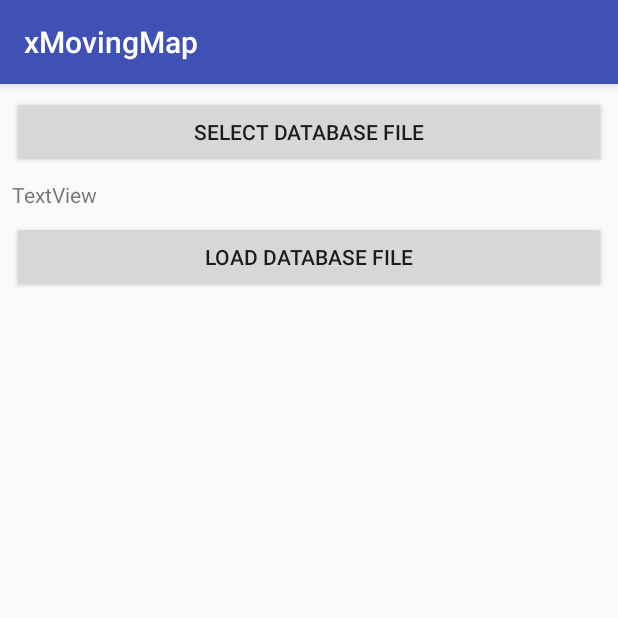
After one commit to chateau86/xMovingMap, an Android app: the LoadDatabaseActivity screen opened directly, with no data from a screen before it, on a phone screen of 412 x 824 dp, the top half of it. The commit adds this screen. Run offline under Robolectric (Android 15) with nearby library versions, the phone set to English and light mode, and no system bars.

Commit message:
Storage Access Framework support implemented.
Signed-off-by: Woradorn K <chateau86@gmail.com>

```diff
--- a/Android-client/xMovingMap/app/src/main/AndroidManifest.xml
+++ b/Android-client/xMovingMap/app/src/main/AndroidManifest.xml
@@ -16,7 +16,8 @@
                 <category android:name="android.intent.category.LAUNCHER" />
             </intent-filter>
         </activity>
-        <activity android:name=".Activities.search.SearchActivity"></activity>
+        <activity android:name=".Activities.search.SearchActivity" />
+        <activity android:name=".Activities.LoadDatabaseActivity"></activity>
     </application>
 
 </manifest>
--- /dev/null
+++ b/Android-client/xMovingMap/app/src/main/java/com/chateau86/xmovingmap/Activities/LoadDatabaseActivity.java
@@ -0,0 +1,97 @@
+package com.chateau86.xmovingmap.Activities;
+
+import android.app.Activity;
+import android.content.Intent;
+import android.net.Uri;
+import android.support.v7.app.AppCompatActivity;
+import android.os.Bundle;
+import android.util.Log;
+import android.view.View;
+import android.widget.Button;
+import android.widget.TextView;
+
+import com.chateau86.xmovingmap.R;
+import com.chateau86.xmovingmap.model.NavaidDatabaseHolder;
+
+import java.io.BufferedReader;
+import java.io.IOException;
+import java.io.InputStream;
+import java.io.InputStreamReader;
+
+public class LoadDatabaseActivity extends AppCompatActivity {
+    TextView textbox;
+    private static final int READ_REQUEST_CODE = 42;
+    InputStream text_in = null;
+
+    @Override
+    protected void onCreate(Bundle savedInstanceState) {
+        super.onCreate(savedInstanceState);
+        setContentView(R.layout.activity_load_database);
+        textbox = findViewById(R.id.txt_status);
+        Button btn_select_file = findViewById(R.id.btn_select_db_file);
+        btn_select_file.setOnClickListener(new View.OnClickListener() {
+            @Override
+            public void onClick(View view) {
+                //TODO
+                // ACTION_OPEN_DOCUMENT is the intent to choose a file via the system's file
+                // browser.
+                Intent intent = new Intent(Intent.ACTION_OPEN_DOCUMENT);
+
+                // Filter to only show results that can be "opened", such as a
+                // file (as opposed to a list of contacts or timezones)
+                intent.addCategory(Intent.CATEGORY_OPENABLE);
+
+                // Filter to show only images, using the image MIME data type.
+                // If one wanted to search for ogg vorbis files, the type would be "audio/ogg".
+                // To search for all documents available via installed storage providers,
+                // it would be "*/*".
+                intent.setType("*/*");
+
+                startActivityForResult(intent, READ_REQUEST_CODE);
+            }
+        });
+        Button btn_load_db = findViewById(R.id.btn_load_data);
+        btn_load_db.setOnClickListener(new View.OnClickListener() {
+            @Override
+            public void onClick(View view) {
+                Log.e("xMovingMap", "Calling database init");
+                //TODO: Actually init database
+                if(text_in == null){
+                    textbox.setText("No input file selected.");
+                    return;
+                }
+                try {
+                    BufferedReader in_txt = new BufferedReader(new InputStreamReader(text_in));
+                    NavaidDatabaseHolder.getInstance().initDatabase(in_txt);
+                    int count = NavaidDatabaseHolder.getInstance().navaidDAO().getRowCount();
+                    textbox.setText("Row count: "+ count);
+                } catch (IOException e){
+                    textbox.setText("DB read error: "+ e);
+                    //do nothing for now
+                }
+            }
+        });
+
+    }
+    @Override
+    public void onActivityResult(int requestCode, int resultCode,
+                                 Intent resultData) {
+        if (requestCode == READ_REQUEST_CODE && resultCode == Activity.RESULT_OK) {
+            // The document selected by the user won't be returned in the intent.
+            // Instead, a URI to that document will be contained in the return intent
+            // provided to this method as a parameter.
+            // Pull that URI using resultData.getData().
+            Uri uri = null;
+            if (resultData != null) {
+                uri = resultData.getData();
+                try {
+                    Log.i("LoadDatabase", "Uri: " + uri.toString());
+                    text_in = getContentResolver().openInputStream(uri);
+                } catch(Exception e){
+                    text_in = null;
+                    Log.e("LoadDatabase", "URI received error: "+e);
+                }
+            }
+        }
+    }
+}
--- a/Android-client/xMovingMap/app/src/main/java/com/chateau86/xmovingmap/Activities/search/SearchActivity.java
+++ b/Android-client/xMovingMap/app/src/main/java/com/chateau86/xmovingmap/Activities/search/SearchActivity.java
@@ -39,9 +39,9 @@ public class SearchActivity extends AppCompatActivity {
                 double lat = Double.parseDouble(lat_box.getText().toString());
                 double lon = Double.parseDouble(lon_box.getText().toString());
                 List<Navaid> navaids = NavaidDatabaseHolder.getInstance().navaidDAO()
-                                            .getAllNearby_sorted(
-                                                    lat,
-                                                    lon,
+                                            .getAllNearby_sorted_nowindow(
+                                                    //lat,
+                                                    //lon,
                                                     Math.sin(Math.toRadians(lat)),
                                                     Math.cos(Math.toRadians(lat)),
                                                     Math.sin(Math.toRadians(lon)),
--- /dev/null
+++ b/Android-client/xMovingMap/app/src/main/res/layout/activity_load_database.xml
@@ -0,0 +1,44 @@
+<?xml version="1.0" encoding="utf-8"?>
+<android.support.constraint.ConstraintLayout xmlns:android="http://schemas.android.com/apk/res/android"
+    xmlns:app="http://schemas.android.com/apk/res-auto"
+    xmlns:tools="http://schemas.android.com/tools"
+    android:layout_width="match_parent"
+    android:layout_height="match_parent"
+    tools:context="com.chateau86.xmovingmap.Activities.LoadDatabaseActivity">
+
+    <Button
+        android:id="@+id/btn_select_db_file"
+        android:layout_width="0dp"
+        android:layout_height="wrap_content"
+        android:layout_marginEnd="8dp"
+        android:layout_marginStart="8dp"
+        android:layout_marginTop="8dp"
+        android:text="Select database file"
+        app:layout_constraintEnd_toEndOf="parent"
+        app:layout_constraintStart_toStartOf="parent"
+        app:layout_constraintTop_toTopOf="parent" />
+
+    <TextView
+        android:id="@+id/txt_status"
+        android:layout_width="0dp"
+        android:layout_height="wrap_content"
+        android:layout_marginEnd="8dp"
+        android:layout_marginStart="8dp"
+        android:layout_marginTop="8dp"
+        android:text="TextView"
+        app:layout_constraintEnd_toEndOf="parent"
+        app:layout_constraintStart_toStartOf="parent"
+        app:layout_constraintTop_toBottomOf="@+id/btn_select_db_file" />
+
+    <Button
+        android:id="@+id/btn_load_data"
+        android:layout_width="0dp"
+        android:layout_height="wrap_content"
+        android:layout_marginEnd="8dp"
+        android:layout_marginStart="8dp"
+        android:layout_marginTop="8dp"
+        android:text="Load database file"
+        app:layout_constraintEnd_toEndOf="parent"
+        app:layout_constraintStart_toStartOf="parent"
+        app:layout_constraintTop_toBottomOf="@+id/txt_status" />
+</android.support.constraint.ConstraintLayout>
```
Also changed, not shown: Android-client/xMovingMap/app/src/main/java/com/chateau86/xmovingmap/Activities/SplashScreenActivity.java (+3 -11 lines), Android-client/xMovingMap/app/src/main/java/com/chateau86/xmovingmap/model/Navaid.java (+6 -2 lines), Android-client/xMovingMap/app/src/main/java/com/chateau86/xmovingmap/model/NavaidDAO.java (+7 -0 lines).
